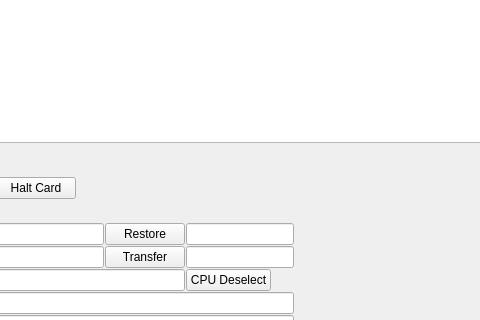
yrdtjtk/RF1201ReaderTool, file reader_tool.ui: the form before one commit; both pictures show x 878 to 1358 and y 113 to 433 of the 1535 by 516 pixel window.
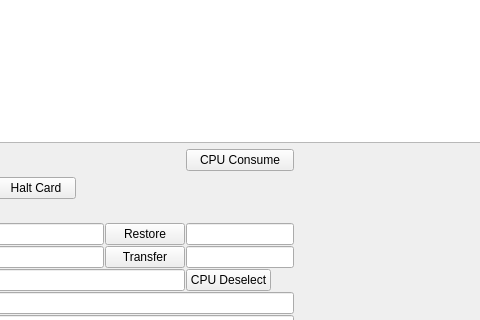
The form after the commit.

```diff
--- a/reader_tool.ui
+++ b/reader_tool.ui
@@ -853,6 +853,13 @@
        </property>
       </widget>
      </item>
+     <item row="1" column="11">
+      <widget class="QPushButton" name="pb_CPU_Consume">
+       <property name="text">
+        <string>CPU Consume</string>
+       </property>
+      </widget>
+     </item>
     </layout>
    </item>
   </layout>
```
